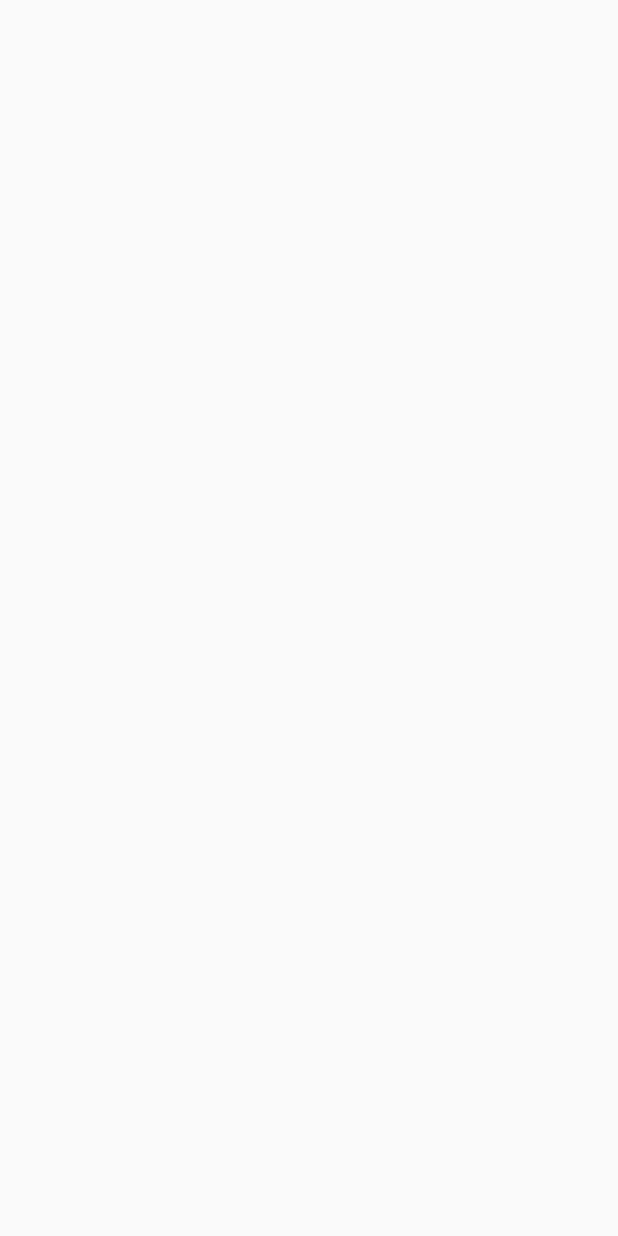
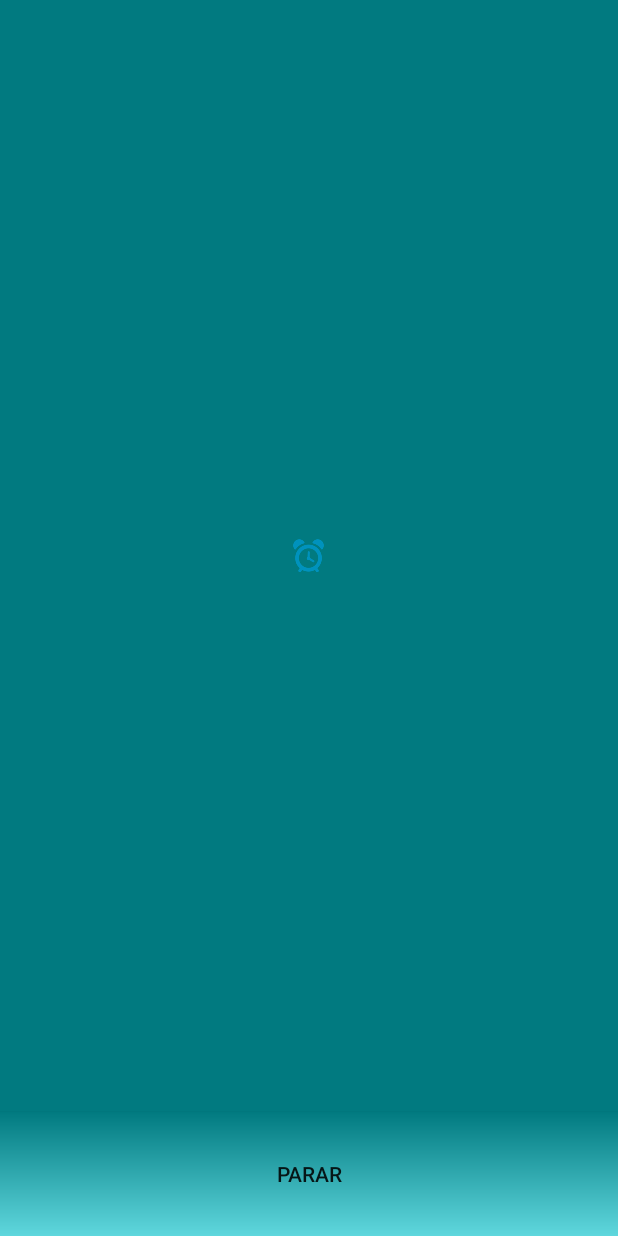
Before and after one commit to DiegoGi/Reloj, an Android app: the AlarmReceiverActivity screen opened directly, with no data from a screen before it, on a phone screen of 412 x 824 dp. Before the commit the screen is empty. Run offline under Robolectric (Android 15) with nearby library versions, the phone set to English and light mode, and no system bars.

Commit message:
se agrega imagen a pantalla de alerta de temporizador

```diff
--- a/app/src/main/java/diego/reloj/com/reloj/Views/AlarmReceiverActivity.java
+++ b/app/src/main/java/diego/reloj/com/reloj/Views/AlarmReceiverActivity.java
@@ -1,5 +1,6 @@
 package diego.reloj.com.reloj.Views;
 
+import android.os.Build;
 import android.support.v7.app.AppCompatActivity;
 import android.os.Bundle;
 import android.view.WindowManager;
@@ -12,9 +13,16 @@ public class AlarmReceiverActivity extends AppCompatActivity {
     protected void onCreate(Bundle savedInstanceState) {
         super.onCreate(savedInstanceState);
         setContentView(R.layout.activity_alarm_receiver);
-        getWindow().addFlags(WindowManager.LayoutParams.FLAG_SHOW_WHEN_LOCKED);
-        getWindow().addFlags(WindowManager.LayoutParams.FLAG_DISMISS_KEYGUARD);
         getWindow().addFlags(WindowManager.LayoutParams.FLAG_KEEP_SCREEN_ON);
-        getWindow().addFlags(WindowManager.LayoutParams.FLAG_TURN_SCREEN_ON);
+
+        if (Build.VERSION.SDK_INT>=Build.VERSION_CODES.O_MR1){
+            setTurnScreenOn(true);
+            setShowWhenLocked(true);
+        }
+        else {
+            getWindow().addFlags(WindowManager.LayoutParams.FLAG_TURN_SCREEN_ON);
+            getWindow().addFlags(WindowManager.LayoutParams.FLAG_SHOW_WHEN_LOCKED);
+        }
+
     }
 }
--- /dev/null
+++ b/app/src/main/res/drawable/fondo_botones.xml
@@ -0,0 +1,7 @@
+<?xml version="1.0" encoding="utf-8"?>
+<shape xmlns:android="http://schemas.android.com/apk/res/android">
+    <gradient
+        android:startColor="#017A80"
+        android:endColor="#5FD7DD"
+        android:angle="270" />
+</shape>
--- a/app/src/main/res/layout/activity_alarm_receiver.xml
+++ b/app/src/main/res/layout/activity_alarm_receiver.xml
@@ -1,9 +1,27 @@
 <?xml version="1.0" encoding="utf-8"?>
-<android.support.constraint.ConstraintLayout xmlns:android="http://schemas.android.com/apk/res/android"
+<LinearLayout xmlns:android="http://schemas.android.com/apk/res/android"
     xmlns:app="http://schemas.android.com/apk/res-auto"
     xmlns:tools="http://schemas.android.com/tools"
     android:layout_width="match_parent"
     android:layout_height="match_parent"
+    android:orientation="vertical"
+    android:background="@color/colorFondoAlerta"
     tools:context=".Views.AlarmReceiverActivity">
+    <ImageView
+        android:id="@+id/imageView"
+        android:layout_width="wrap_content"
+        android:layout_gravity="center_vertical|center_horizontal"
+        android:layout_height="0dp"
+        android:layout_weight="9"
+        app:srcCompat="@drawable/ic_reloj" />
 
-</android.support.constraint.ConstraintLayout>
+
+    <Button
+        android:id="@+id/button"
+
+        android:layout_width="match_parent"
+        android:layout_height="0dp"
+        android:layout_weight="1"
+        android:background="@drawable/fondo_botones"
+        android:text="@string/parar" />
+</LinearLayout>
--- a/app/src/main/res/values/colors.xml
+++ b/app/src/main/res/values/colors.xml
@@ -5,4 +5,5 @@
     <color name="colorAccent">#D81B60</color>
     <color name="colorIcono">#0099CC</color>
     <color name="colorSeparador">#66CCCC</color>
+    <color name="colorFondoAlerta">#017A80</color>
 </resources>
--- a/app/src/main/res/values/strings.xml
+++ b/app/src/main/res/values/strings.xml
@@ -10,6 +10,7 @@
     <string name="segundos">Segundos</string>
     <string name="ceroSegundos">0</string>
     <string name="paiscolombia">Colombia</string>
+    <string name="parar">Parar</string>
     <string-array name="hora">
         <item>1</item>
         <item>2</item>
```
Also changed, not shown: app/src/main/res/drawable/ic_alarma_activa.png (added).
